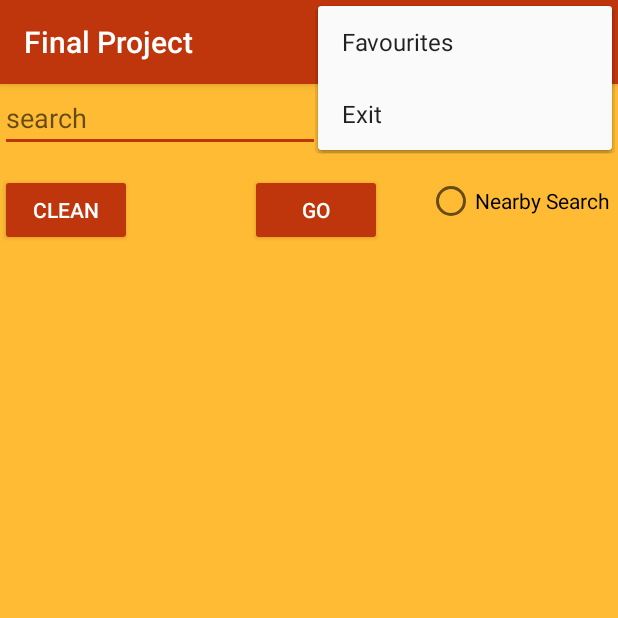
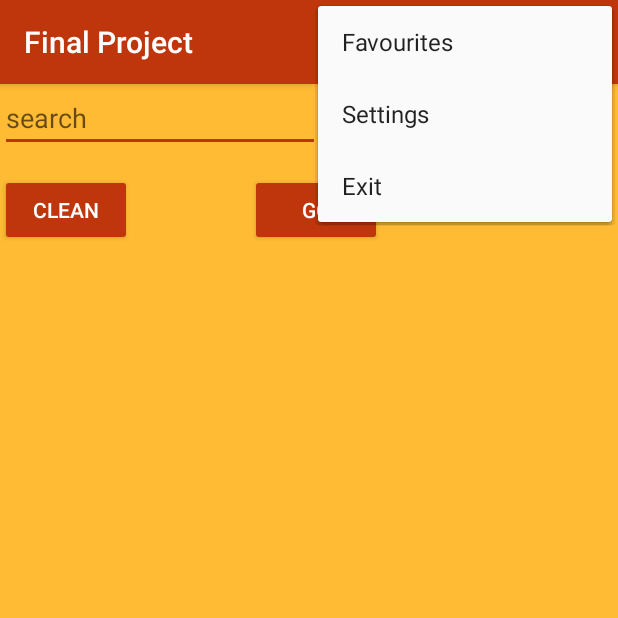
Before and after one commit to BorisKunda/BORISFinalProject, an Android app: the screen it shows after launch (MainActivity), with the options menu open, on a phone screen of 412 x 824 dp, the top half of it. Run offline under Robolectric (Android 15) with nearby library versions, the phone set to English and light mode, and no system bars; pictures from the network do not load.

Commit message:
added settings button to menu

```diff
--- a/app/src/main/java/com/happytrees/finalproject/activity/MainActivity.java
+++ b/app/src/main/java/com/happytrees/finalproject/activity/MainActivity.java
@@ -50,6 +50,7 @@ import com.happytrees.finalproject.fragments.FragmentFavourites;
 
 
 //YET TO COME:
+//DIFFERENT SCREENS SUPPORT
 //OFFLINE/ONLINE WITH SYMBOLS
 //COLORFUL TOASTY
 //CHECK IF INTERNET ENABLED
@@ -333,6 +334,9 @@ public class MainActivity extends AppCompatActivity  implements FragmentChanger{
                 FragmentFavourites fragmentFavourites = new FragmentFavourites();
                 getFragmentManager().beginTransaction().addToBackStack("favourites").replace(R.id.MainContainer,fragmentFavourites).commit(); //addingToBackStack in this example undoes fragment replacing.Otherwise pushing back button would exist from application(cause it would close activity and there no another activities)
                 break;
+
+            case R.id.SettingsMenuBtn:
+                Toast.makeText(this,"settings",Toast.LENGTH_SHORT).show();
             case R.id.ExitMenuBtn:
                 finish();//closes current activity and its associated fragments
                 break;
--- a/app/src/main/res/menu/menu_template.xml
+++ b/app/src/main/res/menu/menu_template.xml
@@ -6,8 +6,13 @@
         android:icon="@drawable/star"
         android:id="@+id/FavouritesMenuBtn"/>
 
+    <item android:title="Settings"
+        android:id="@+id/SettingsMenuBtn"/>
+
     <item android:title="Exit"
         android:id="@+id/ExitMenuBtn"/>
 
 
+
+
 </menu>
```
